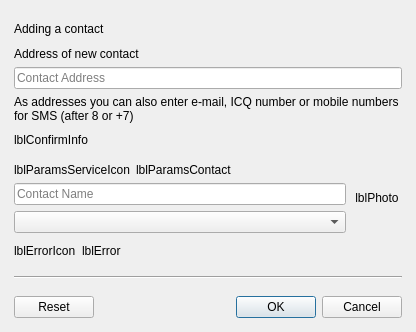
Before: the Qt Designer form src/plugins/rosterchanger/addcontactdialog.ui in silvansky/Contacts, drawn with Qt 5.
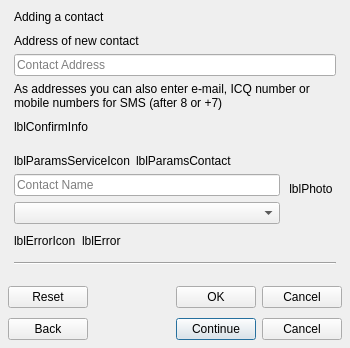
After: the same form once the commit is applied.

```diff
--- a/src/plugins/rosterchanger/addcontactdialog.ui
+++ b/src/plugins/rosterchanger/addcontactdialog.ui
@@ -6,8 +6,8 @@
    <rect>
     <x>0</x>
     <y>0</y>
-    <width>416</width>
-    <height>332</height>
+    <width>350</width>
+    <height>348</height>
    </rect>
   </property>
   <property name="sizePolicy">
@@ -19,7 +19,7 @@
   <property name="minimumSize">
    <size>
     <width>350</width>
-    <height>200</height>
+    <height>150</height>
    </size>
   </property>
   <layout class="QVBoxLayout" name="verticalLayout_4">
@@ -27,16 +27,40 @@
     <number>10</number>
    </property>
    <property name="leftMargin">
-    <number>14</number>
+    <number>8</number>
    </property>
    <property name="topMargin">
-    <number>20</number>
+    <number>10</number>
    </property>
    <property name="rightMargin">
-    <number>14</number>
+    <number>8</number>
    </property>
    <property name="bottomMargin">
-    <number>14</number>
+    <number>8</number>
+   </property>
+   <item>
+    <widget class="QFrame" name="contentsFrame">
+     <property name="frameShape">
+      <enum>QFrame::NoFrame</enum>
+     </property>
+     <property name="frameShadow">
+      <enum>QFrame::Plain</enum>
+     </property>
+     <layout class="QVBoxLayout" name="verticalLayout_6">
+      <property name="spacing">
+       <number>10</number>
+      </property>
+      <property name="leftMargin">
+       <number>6</number>
+      </property>
+      <property name="topMargin">
+       <number>0</number>
+      </property>
+      <property name="rightMargin">
+       <number>6</number>
+      </property>
+      <property name="bottomMargin">
+       <number>6</number>
    </property>
    <item>
     <widget class="QLabel" name="lblCaption">
@@ -87,6 +111,9 @@
    <item>
     <widget class="QWidget" name="wdtPageConfirm" native="true">
      <layout class="QVBoxLayout" name="verticalLayout_2">
+         <property name="spacing">
+          <number>10</number>
+         </property>
       <property name="margin">
        <number>0</number>
       </property>
@@ -230,6 +257,9 @@
      </layout>
     </widget>
    </item>
+     </layout>
+    </widget>
+   </item>
    <item>
     <widget class="QDialogButtonBox" name="dbbButtons">
      <property name="orientation">
@@ -240,6 +270,62 @@
      </property>
     </widget>
    </item>
+   <item>
+    <layout class="QHBoxLayout" name="horizontalLayout_4">
+     <item>
+      <widget class="QPushButton" name="pbtBack">
+       <property name="text">
+        <string>Back</string>
+       </property>
+       <property name="autoDefault">
+        <bool>false</bool>
+       </property>
+      </widget>
+     </item>
+     <item>
+      <spacer name="horizontalSpacer">
+       <property name="orientation">
+        <enum>Qt::Horizontal</enum>
+       </property>
+       <property name="sizeHint" stdset="0">
+        <size>
+         <width>0</width>
+         <height>0</height>
+        </size>
+       </property>
+      </spacer>
+     </item>
+     <item>
+      <widget class="QPushButton" name="pbtContinue">
+       <property name="sizePolicy">
+        <sizepolicy hsizetype="Preferred" vsizetype="Fixed">
+         <horstretch>0</horstretch>
+         <verstretch>0</verstretch>
+        </sizepolicy>
+       </property>
+       <property name="text">
+        <string>Continue</string>
+       </property>
+       <property name="autoDefault">
+        <bool>false</bool>
+       </property>
+       <property name="default">
+        <bool>true</bool>
+       </property>
+      </widget>
+     </item>
+     <item>
+      <widget class="QPushButton" name="pbtCancel">
+       <property name="text">
+        <string>Cancel</string>
+       </property>
+       <property name="autoDefault">
+        <bool>false</bool>
+       </property>
+      </widget>
+     </item>
+    </layout>
+   </item>
   </layout>
  </widget>
  <layoutdefault spacing="6" margin="11"/>
```
Lines whose indentation alone changed are shown as unchanged.
